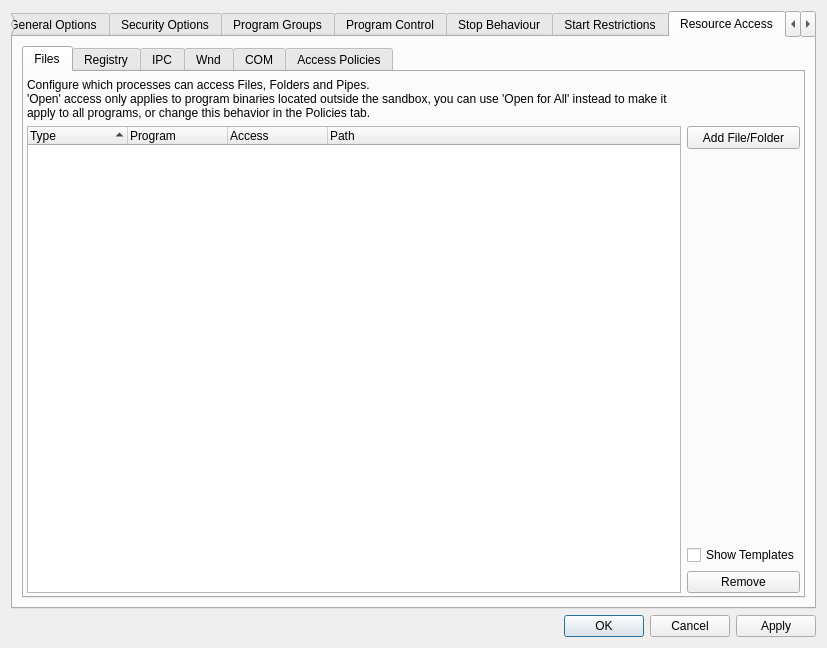
Old version of the form SandboxiePlus/SandMan/Forms/OptionsWindow.ui in the repository sandboxie-plus/Sandboxie.
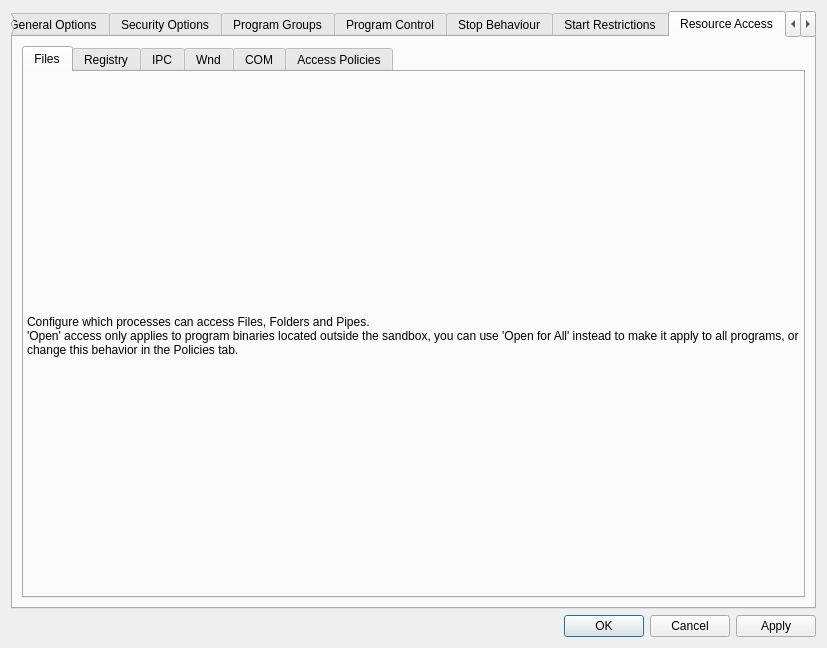
New version of the form. The open tabs and pages were chosen to show the change.

```diff
--- a/SandboxiePlus/SandMan/Forms/OptionsWindow.ui
+++ b/SandboxiePlus/SandMan/Forms/OptionsWindow.ui
@@ -2922,80 +2922,20 @@
               <number>3</number>
              </property>
              <item row="0" column="0">
+               <widget class="QWidget" name="wFileAccess">
               <layout class="QGridLayout" name="gridLayout_67">
-               <item row="3" column="1">
-                <widget class="QCheckBox" name="chkShowFilesTmpl">
-                 <property name="text">
-                  <string>Show Templates</string>
+                 <property name="leftMargin">
+                  <number>0</number>
                  </property>
-                </widget>
-               </item>
-               <item row="4" column="1">
-                <widget class="QPushButton" name="btnDelFile">
-                 <property name="text">
-                  <string>Remove</string>
+                 <property name="topMargin">
+                  <number>0</number>
                  </property>
-                </widget>
-               </item>
-               <item row="1" column="0" rowspan="4">
-                <widget class="QTreeWidget" name="treeFiles">
-                 <property name="sortingEnabled">
-                  <bool>true</bool>
+                 <property name="rightMargin">
+                  <number>0</number>
                  </property>
-                 <column>
-                  <property name="text">
-                   <string>Type</string>
-                  </property>
-                 </column>
-                 <column>
-                  <property name="text">
-                   <string>Program</string>
-                  </property>
-                 </column>
-                 <column>
-                  <property name="text">
-                   <string>Access</string>
-                  </property>
-                 </column>
-                 <column>
-                  <property name="text">
-                   <string>Path</string>
-                  </property>
-                 </column>
-                </widget>
-               </item>
-               <item row="1" column="1">
-                <widget class="QToolButton" name="btnAddFile">
-                 <property name="sizePolicy">
-                  <sizepolicy hsizetype="Preferred" vsizetype="Fixed">
-                   <horstretch>0</horstretch>
-                   <verstretch>0</verstretch>
-                  </sizepolicy>
-                 </property>
-                 <property name="minimumSize">
-                  <size>
-                   <width>0</width>
-                   <height>23</height>
-                  </size>
-                 </property>
-                 <property name="text">
-                  <string>Add File/Folder</string>
-                 </property>
-                </widget>
-               </item>
-               <item row="2" column="1">
-                <spacer name="verticalSpacer_11">
-                 <property name="orientation">
-                  <enum>Qt::Orientation::Vertical</enum>
-                 </property>
-                 <property name="sizeHint" stdset="0">
-                  <size>
-                   <width>20</width>
-                   <height>40</height>
-                  </size>
-                 </property>
-                </spacer>
-               </item>
+                 <property name="bottomMargin">
+                  <number>0</number>
+                 </property>
                <item row="0" column="0">
                 <widget class="QLabel" name="label_7">
                  <property name="text">
@@ -3008,6 +2948,7 @@
                 </widget>
                </item>
               </layout>
+               </widget>
              </item>
             </layout>
            </widget>
```
Left out of the diff: 4 changed lines with no effect on the pictures. Lines whose indentation alone changed are shown as unchanged.
